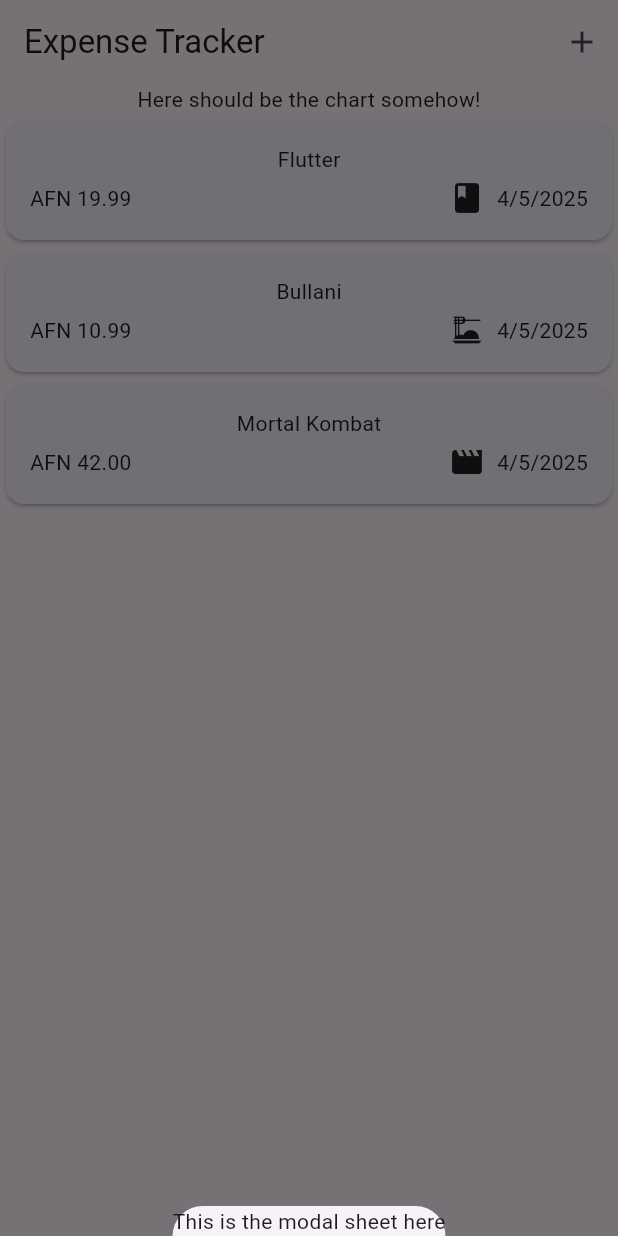
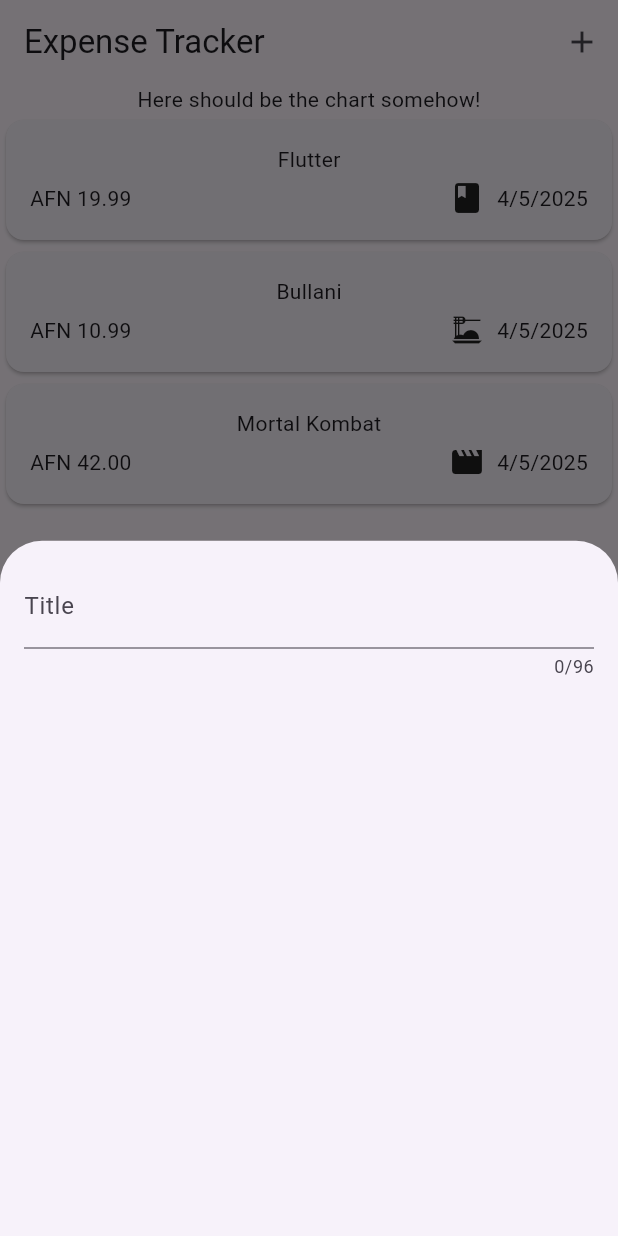
Before and after one commit to M9heb/flutter_expense_tracker, a Flutter app: the screen it shows after launch, after a tap on the "add" icon, on a phone screen of 412 x 824 dp. Run offline on Flutter 3.47's test engine with Material 3 defaults, Android fonts, the phone set to English and light mode, and no system bars.

Commit message:
new expense sheet added

```diff
--- a/lib/widgets/expenses.dart
+++ b/lib/widgets/expenses.dart
@@ -1,5 +1,6 @@
 import 'package:expense_tracker/widgets/expenses_list/expenses_list.dart';
 import 'package:expense_tracker/models/expense.dart';
+import 'package:expense_tracker/widgets/new_expense.dart';
 import 'package:flutter/material.dart';
 
 class Expenses extends StatefulWidget {
@@ -34,7 +35,7 @@ class _ExpensesState extends State<Expenses> {
     showModalBottomSheet(
         context: context,
         builder: (ctx) {
-          return Text("This is the modal sheet here");
+          return NewExpense();
         });
   }
 
--- /dev/null
+++ b/lib/widgets/new_expense.dart
@@ -0,0 +1,28 @@
+import 'package:flutter/material.dart';
+import 'package:flutter/services.dart';
+
+class NewExpense extends StatefulWidget {
+  @override
+  State<NewExpense> createState() {
+    return _NewExpenseState();
+  }
+}
+
+class _NewExpenseState extends State<NewExpense> {
+  @override
+  Widget build(context) {
+    return Padding(
+      padding: const EdgeInsets.all(16),
+      child: const Column(
+        children: [
+          TextField(
+            maxLength: 96,
+            decoration: InputDecoration(
+              label: Text("Title"),
+            ),
+          )
+        ],
+      ),
+    );
+  }
+}
```
